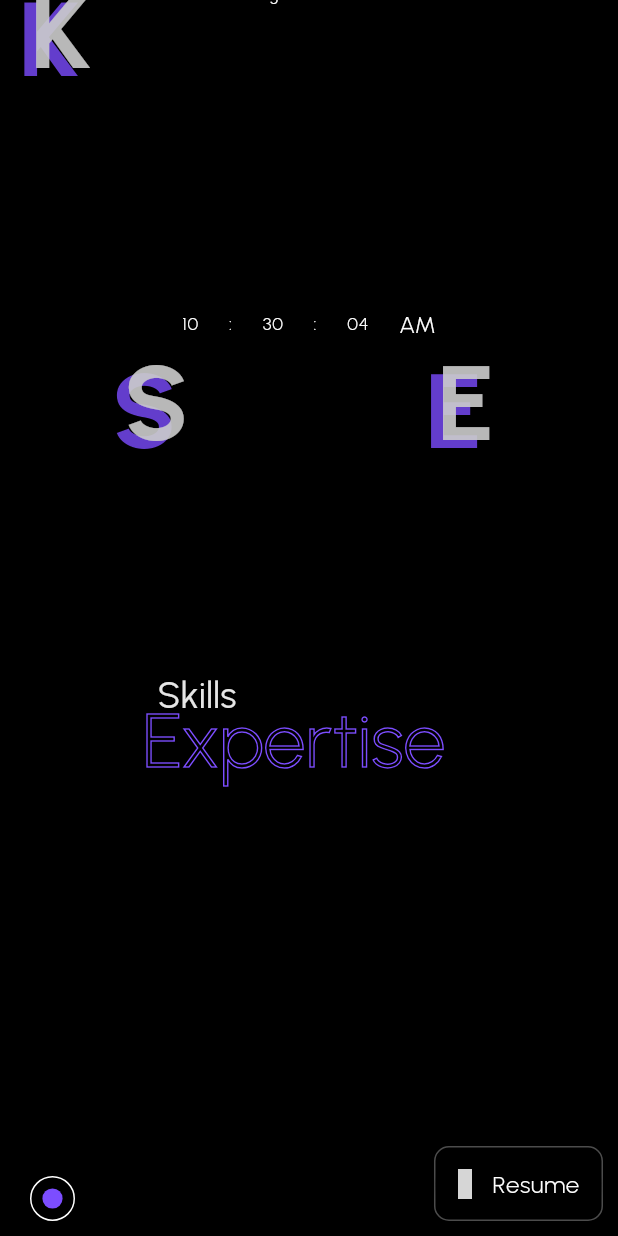
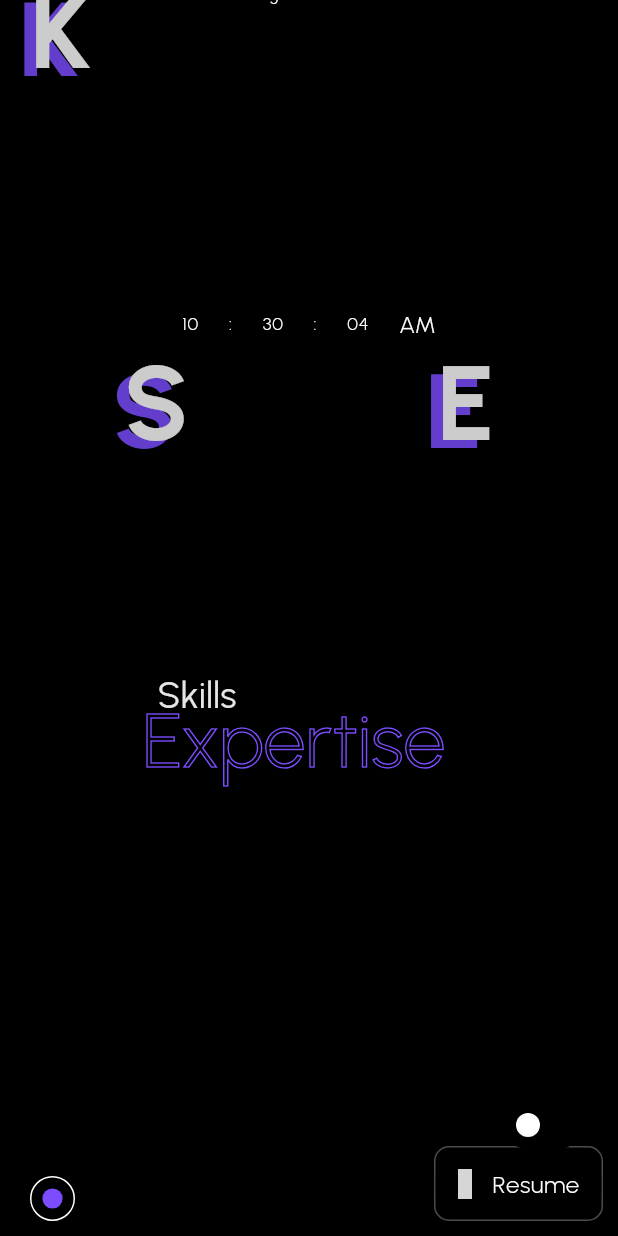
Before and after one commit to KISHORE-KUMAR-S/My-Personal-Portfolio, a Flutter app: the screen it shows after launch, scrolled down 576 dp, on a phone screen of 412 x 824 dp. Run offline on Flutter 3.47's test engine with Material 3 defaults, Android fonts, the phone set to English and light mode, and no system bars; drawn by our look-alikes of animated_flip_counter, auto_size_text, entry; our stand-ins replace delightful_toast, font_awesome_flutter, go_router, iconsax, shared_preferences, visibility_detector; grey boxes are pictures that could not be loaded.

Commit message:
eleventh commit

```diff
--- a/lib/main.dart
+++ b/lib/main.dart
@@ -9,7 +9,7 @@ import 'repositories/theme_repository.dart';
 void main() {
   WidgetsFlutterBinding.ensureInitialized;
 
-  final ThemeRepository themeRepo = ThemeRepository(0);
+  final ThemeRepository themeRepo = ThemeRepository(0, false);
 
   runApp(ChangeNotifierProvider(
     create: (BuildContext context) => AppStateProvider(themeRepo),
--- a/lib/providers/app_state_provider.dart
+++ b/lib/providers/app_state_provider.dart
@@ -6,7 +6,7 @@ import '../utils/config/theme_config.dart';
 class AppStateProvider extends ChangeNotifier {
   AppStateProvider(this.themeRepo) {
     Future.delayed(Duration(milliseconds: 300), () {
-      initCurrentTheme();
+      initCurrentThemeAndTone();
     });
   }
 
@@ -16,13 +16,26 @@ class AppStateProvider extends ChangeNotifier {
   bool _isSplashAnimationDone = false;
   bool get isSplashAnimationDone => _isSplashAnimationDone;
 
+  bool _isLightMode = false;
+  bool get isLightMode => _isLightMode;
+
   final ThemeRepository themeRepo;
 
-  ThemeData get currentTheme => ThemeConfig.allThemes()[themeRepo.currentTheme];
+  ThemeData get currentTheme {
+    return ThemeConfig.allThemes(
+      isLightMode: _isLightMode,
+      themeIndex: themeRepo.currentTheme,
+    )[themeRepo.currentTheme];
+  }
+
   int get currentIndex => themeRepo.currentTheme;
 
-  void initCurrentTheme() async {
+  void initCurrentThemeAndTone() async {
     await themeRepo.getThemeFromDatabase();
+    await themeRepo.getToneFromDatabase();
+
+    _isLightMode = themeRepo.currentTone;
+
     notifyListeners();
   }
 
@@ -36,6 +49,12 @@ class AppStateProvider extends ChangeNotifier {
     notifyListeners();
   }
 
+  Future<void> toggleIsLightMode() async {
+    _isLightMode = !_isLightMode;
+    await themeRepo.updateTone(_isLightMode);
+    notifyListeners();
+  }
+
   setNavAnimationStatus(status) {
     _isSplashAnimationDone = status;
     notifyListeners();
--- a/lib/repositories/theme_repository.dart
+++ b/lib/repositories/theme_repository.dart
@@ -3,14 +3,24 @@ import 'package:shared_preferences/shared_preferences.dart'
 
 class ThemeRepository {
   int currentlySelectedThemeIndex = 0;
+  bool currentlySelectedToneIndex = false;
 
-  ThemeRepository(this.currentlySelectedThemeIndex);
+  ThemeRepository(
+    this.currentlySelectedThemeIndex,
+    this.currentlySelectedToneIndex,
+  );
 
   int get currentTheme => currentlySelectedThemeIndex;
+  bool get currentTone => currentlySelectedToneIndex;
 
   Future updateTheme(int index) async {
     currentlySelectedThemeIndex = index;
     await updateThemeInDatabase(index);
+  }
+
+  Future updateTone(bool value) async {
+    currentlySelectedToneIndex = value;
+    await updateToneInDatabase(value);
   }
 
   updateThemeInDatabase(int index) async {
@@ -18,8 +28,18 @@ class ThemeRepository {
     prefs.setInt('current_theme', index);
   }
 
+  updateToneInDatabase(bool value) async {
+    final prefs = await SharedPreferences.getInstance();
+    prefs.setBool('current_tone', value);
+  }
+
   Future getThemeFromDatabase() async {
     final prefs = await SharedPreferences.getInstance();
     currentlySelectedThemeIndex = prefs.getInt('current_theme') ?? 0;
   }
+
+  Future getToneFromDatabase() async {
+    final prefs = await SharedPreferences.getInstance();
+    currentlySelectedToneIndex = prefs.getBool('current_tone') ?? false;
+  }
 }
--- a/lib/utils/animations/stick_animation.dart
+++ b/lib/utils/animations/stick_animation.dart
@@ -5,7 +5,7 @@ import '../config/constants.dart';
 import 'stick.dart';
 
 class StickAnimation extends StatefulWidget {
-  const StickAnimation({super.key, this.color = Colors.white});
+  const StickAnimation({super.key, required this.color});
 
   final Color color;
 
--- a/lib/utils/config/theme_config.dart
+++ b/lib/utils/config/theme_config.dart
@@ -2,16 +2,65 @@ import 'package:flutter/material.dart';
 import '../extensions/theme_extensions.dart';
 
 class ThemeConfig {
-  static List<ThemeData> allThemes() {
-    final defaultTheme = ThemeData(
-      fontFamily: "Urbanist",
+  static List<ThemeData> allThemes({
+    required bool isLightMode,
+    required int themeIndex,
+  }) {
+    final baseLightTheme = ThemeData(
+      brightness: Brightness.light,
+      fontFamily: 'Urbanist',
+      appBarTheme: AppBarTheme(
+        backgroundColor: Colors.transparent,
+        elevation: 0,
+        foregroundColor: Colors.black,
+      ),
+      scaffoldBackgroundColor: Colors.white,
+      textTheme: _textTheme(Colors.black),
+      colorScheme: _colorScheme(lightMode: true),
+      inputDecorationTheme: _inputDecorationTheme(),
+      visualDensity: VisualDensity.adaptivePlatformDensity,
+    );
+
+    final baseDarkTheme = ThemeData(
+      brightness: Brightness.dark,
+      fontFamily: 'Urbanist',
       appBarTheme: AppBarTheme(
         backgroundColor: Colors.transparent,
         elevation: 0,
         foregroundColor: Colors.white,
       ),
       scaffoldBackgroundColor: Colors.black,
-      textTheme: TextTheme(
+      textTheme: _textTheme(Colors.white),
+      colorScheme: _colorScheme(lightMode: false),
+      inputDecorationTheme: _inputDecorationTheme(),
+      visualDensity: VisualDensity.adaptivePlatformDensity,
+    );
+
+    final baseTheme = isLightMode ? baseLightTheme : baseDarkTheme;
+
+    return [
+      baseTheme,
+      modifyThemeColor(theme: baseTheme, color: Colors.indigoAccent),
+      modifyThemeColor(theme: baseTheme, color: Colors.blueAccent),
+      modifyThemeColor(theme: baseTheme, color: Colors.green),
+      modifyThemeColor(theme: baseTheme, color: Colors.amber),
+      modifyThemeColor(theme: baseTheme, color: Colors.orange),
+      modifyThemeColor(theme: baseTheme, color: Colors.red),
+    ];
+  }
+
+  static InputDecorationTheme _inputDecorationTheme() {
+    return InputDecorationTheme(
+      filled: true,
+      alignLabelWithHint: true,
+    );
+  }
+
+  static modifyThemeColor({required ThemeData theme, required Color color}) =>
+      theme.copyWith(colorScheme: theme.colorScheme.copyWith(secondary: color));
+
+  static _textTheme(Color color) {
+    return TextTheme(
       headlineLarge: TextStyle(fontSize: 127),
       headlineMedium: TextStyle(fontSize: 70, fontWeight: semiBold),
       headlineSmall: TextStyle(fontSize: 60, fontWeight: bold),
@@ -25,39 +74,24 @@ class ThemeConfig {
       bodyMedium: TextStyle(fontSize: 12, fontWeight: FontWeight.w300),
       bodySmall: TextStyle(fontSize: 10, fontWeight: medium),
     ).apply(
-        bodyColor: Colors.white,
-        displayColor: Colors.white.withValues(alpha: 0.9),
-        decorationColor: Colors.white,
-      ),
-      colorScheme: ColorScheme(
-        brightness: Brightness.light,
-        primary: Colors.black,
-        onPrimary: Colors.black,
+      bodyColor: color,
+      displayColor: color.withValues(alpha: 0.9),
+      // Colors.white.withValues(alpha: 0.9),
+      decorationColor: color,
+    );
+  }
+
+  static _colorScheme({required bool lightMode}) {
+    return ColorScheme(
+      brightness: lightMode ? Brightness.light : Brightness.dark,
+      primary: lightMode ? Colors.white : Colors.black,
+      onPrimary: lightMode ? Colors.white : Colors.black,
       secondary: Colors.deepPurpleAccent,
       onSecondary: Colors.red,
       error: Colors.red,
       onError: Colors.red,
-        surface: Colors.black,
-        onSurface: Colors.black,
-      ),
-      inputDecorationTheme: InputDecorationTheme(
-        filled: true,
-        alignLabelWithHint: true,
-      ),
-      visualDensity: VisualDensity.adaptivePlatformDensity,
+      surface: lightMode ? Colors.white : Colors.black,
+      onSurface: lightMode ? Colors.white : Colors.black,
     );
-
-    return [
-      defaultTheme,
-      modifyThemeColor(theme: defaultTheme, color: Colors.indigoAccent),
-      modifyThemeColor(theme: defaultTheme, color: Colors.blueAccent),
-      modifyThemeColor(theme: defaultTheme, color: Colors.green),
-      modifyThemeColor(theme: defaultTheme, color: Colors.amber),
-      modifyThemeColor(theme: defaultTheme, color: Colors.orange),
-      modifyThemeColor(theme: defaultTheme, color: Colors.red),
-    ];
   }
-
-  static modifyThemeColor({required ThemeData theme, required Color color}) =>
-      theme.copyWith(colorScheme: theme.colorScheme.copyWith(secondary: color));
 }
--- a/lib/utils/extensions/context_extensions.dart
+++ b/lib/utils/extensions/context_extensions.dart
@@ -1,5 +1,8 @@
 import 'package:delightful_toast/delight_toast.dart' show DelightToastBar;
 import 'package:flutter/material.dart';
+import 'package:provider/provider.dart';
+
+import '../../providers/app_state_provider.dart';
 
 extension ContextExtensions on BuildContext {
   bool get isTablet {
@@ -27,6 +30,8 @@ extension ContextExtensions on BuildContext {
   }
 
   showToast(String message) {
+    final isLightMode = read<AppStateProvider>().isLightMode;
+
     DelightToastBar(
       snackbarDuration: Duration(seconds: 2),
       autoDismiss: true,
@@ -35,7 +40,7 @@ extension ContextExtensions on BuildContext {
           child: Container(
             padding: EdgeInsets.symmetric(horizontal: 30, vertical: 20),
             decoration: BoxDecoration(
-              color: Colors.black,
+              color: isLightMode ? Colors.white : Colors.black,
               borderRadius: BorderRadius.circular(10),
               boxShadow: [
                 BoxShadow(
@@ -48,7 +53,7 @@ extension ContextExtensions on BuildContext {
               message,
               style: TextStyle(
                 fontWeight: FontWeight.w700,
-                color: Colors.white,
+                color: isLightMode ? Colors.black : Colors.white,
               ),
             ),
           ),
--- a/lib/utils/widgets/constraint_title.dart
+++ b/lib/utils/widgets/constraint_title.dart
@@ -1,4 +1,6 @@
 import 'package:flutter/material.dart';
+import 'package:personal_portfolio/providers/app_state_provider.dart';
+import 'package:provider/provider.dart';
 
 import '../extensions/context_extensions.dart';
 
@@ -14,6 +16,8 @@ class ConstraintTitle extends StatelessWidget {
 
   @override
   Widget build(BuildContext context) {
+    bool isLightMode = context.read<AppStateProvider>().isLightMode;
+
     return ConstrainedBox(
       constraints: BoxConstraints(
         maxWidth: context.isMobile ? 300 : 400,
@@ -28,7 +32,7 @@ class ConstraintTitle extends StatelessWidget {
               child: AnimatedContainer(
                 duration: Duration(milliseconds: 2000),
                 height: 1,
-                color: Colors.white,
+                color: isLightMode ? Colors.black : Colors.white,
                 curve: Curves.easeOutCirc,
                 width: isVisible ? 400 : 0,
               ),
--- a/lib/views/home/home_screen.dart
+++ b/lib/views/home/home_screen.dart
@@ -1,7 +1,7 @@
 import 'package:auto_size_text/auto_size_text.dart' show AutoSizeText;
 import 'package:flutter/material.dart';
 import 'package:font_awesome_flutter/font_awesome_flutter.dart';
-import 'package:provider/provider.dart' show Consumer;
+import 'package:provider/provider.dart' show Consumer, ReadContext;
 
 import '../../providers/app_state_provider.dart';
 import '../../utils/sizes/sizes.dart';
@@ -13,6 +13,7 @@ import 'views/hero_view.dart';
 import 'views/skills_view.dart';
 import 'widgets/hero_widgets/resume_download_button.dart';
 import 'widgets/hero_widgets/theme_switcher.dart';
+import 'widgets/hero_widgets/toggle_mode.dart';
 
 class HomeScreen extends StatefulWidget {
   const HomeScreen({super.key});
@@ -28,6 +29,7 @@ class _HomeScreenState extends State<HomeScreen> {
   Widget build(BuildContext context) {
     final sizes = Sizes();
     final theme = Theme.of(context);
+    final isLightMode = context.read<AppStateProvider>().isLightMode;
 
     return Consumer<AppStateProvider>(
       builder: (BuildContext context, provider, Widget? child) {
@@ -63,7 +65,8 @@ class _HomeScreenState extends State<HomeScreen> {
                             children: [
                               Icon(
                                 FontAwesomeIcons.trowelBricks,
-                                color: Colors.white,
+                                color:
+                                    isLightMode ? Colors.black : Colors.white,
                                 size: 20,
                               ),
                               AutoSizeText(
@@ -80,7 +83,8 @@ class _HomeScreenState extends State<HomeScreen> {
                         ],
                       ),
                       ThemeSwitcher(),
-                      ResumeDownloadButton(theme: theme)
+                      ResumeDownloadButton(theme: theme),
+                      ToggleMode(theme: theme, provider: provider),
                     ],
                   ),
                 ),
--- a/lib/views/home/views/experience_view.dart
+++ b/lib/views/home/views/experience_view.dart
@@ -1,4 +1,6 @@
 import 'package:flutter/material.dart';
+import 'package:personal_portfolio/providers/app_state_provider.dart';
+import 'package:provider/provider.dart';
 import '../../../models/experience.dart';
 import '../../../utils/animations/stick_animation.dart';
 import '../widgets/experience_widgets/step_card.dart';
@@ -15,6 +17,7 @@ class _ExperienceViewState extends State<ExperienceView> {
   @override
   Widget build(BuildContext context) {
     final experiences = Experience.kExperiences;
+    final isLightMode = context.read<AppStateProvider>().isLightMode;
 
     return Column(
       crossAxisAlignment: CrossAxisAlignment.center,
@@ -25,7 +28,7 @@ class _ExperienceViewState extends State<ExperienceView> {
           title: "My Work",
           backgroundText: "Experience",
         ),
-        StickAnimation(),
+        StickAnimation(color: isLightMode ? Colors.black : Colors.white),
         ...experiences.map(
           (experience) {
             int index = experiences.indexOf(experience);
--- a/lib/views/home/views/skills_view.dart
+++ b/lib/views/home/views/skills_view.dart
@@ -2,6 +2,8 @@ import 'package:entry/entry.dart' show Entry;
 import 'package:flutter/material.dart';
 import 'package:font_awesome_flutter/font_awesome_flutter.dart';
 import 'package:iconsax/iconsax.dart' show Iconsax;
+import 'package:provider/provider.dart' show ReadContext;
+import '../../../providers/app_state_provider.dart';
 import '../../../utils/animations/stick_animation.dart';
 import '../../../utils/config/constants.dart';
 import '../../../utils/extensions/context_extensions.dart';
@@ -15,13 +17,14 @@ class SkillsView extends StatelessWidget {
   Widget build(BuildContext context) {
     final theme = Theme.of(context);
     final mediaQuerySize = MediaQuery.of(context).size;
+    final isLightMode = context.read<AppStateProvider>().isLightMode;
 
     return Column(
       crossAxisAlignment: CrossAxisAlignment.center,
       spacing: mediaQuerySize.height * 0.06,
       children: [
         _buildSectionTitle(theme, context),
-        StickAnimation(),
+        StickAnimation(color: isLightMode ? Colors.black : Colors.white),
         _buildSkillsSection(context, theme),
       ],
     );
--- a/lib/views/home/widgets/contact_widgets/contact_rotation_card.dart
+++ b/lib/views/home/widgets/contact_widgets/contact_rotation_card.dart
@@ -1,5 +1,7 @@
 import 'package:flutter/material.dart';
 import 'package:font_awesome_flutter/font_awesome_flutter.dart';
+import 'package:personal_portfolio/providers/app_state_provider.dart';
+import 'package:provider/provider.dart';
 
 import '../../../../utils/config/constants.dart';
 import '../../../../utils/enums/enums.dart';
@@ -20,6 +22,7 @@ class _ContactRotationCardState extends State<ContactRotationCard> {
     final mediaQuerySize = MediaQuery.of(context).size;
     final width = mediaQuerySize.width;
     double circleWidth = width < 500 ? width - 50 : 500;
+    final isLightMode = context.read<AppStateProvider>().isLightMode;
 
     return Stack(
       alignment: Alignment.center,
@@ -32,7 +35,7 @@ class _ContactRotationCardState extends State<ContactRotationCard> {
             shape: Shape.circle,
             dash: [20],
             strokeWidth: 2,
-            color: Colors.white,
+            color: isLightMode ? Colors.black : Colors.white,
           ),
         ),
         Container(
--- a/lib/views/home/widgets/contact_widgets/social_icon_buttons.dart
+++ b/lib/views/home/widgets/contact_widgets/social_icon_buttons.dart
@@ -1,5 +1,7 @@
 import 'package:flutter/material.dart';
 import 'package:flutter/services.dart';
+import 'package:personal_portfolio/providers/app_state_provider.dart';
+import 'package:provider/provider.dart';
 import 'package:url_launcher/url_launcher_string.dart';
 import '../../../../utils/extensions/context_extensions.dart';
 
@@ -27,7 +29,13 @@ class _SocialIconsButtonState extends State<SocialIconsButton> {
   Widget build(BuildContext context) {
     bool isLeetCode = widget.isLeetCode ?? false;
     final theme = Theme.of(context);
-    final onHover = isHovering ? theme.colorScheme.secondary : Colors.white;
+    final isLightMode = context.read<AppStateProvider>().isLightMode;
+
+    final onHover = isHovering
+        ? theme.colorScheme.secondary
+        : isLightMode
+            ? Colors.black
+            : Colors.white;
     final isMobile = context.isMobile;
 
     final isEmail = widget.isEmail ?? false;
--- a/lib/views/home/widgets/hero_widgets/resume_download_button.dart
+++ b/lib/views/home/widgets/hero_widgets/resume_download_button.dart
@@ -1,6 +1,8 @@
 import 'package:entry/entry.dart' show Entry;
 import 'package:flutter/material.dart';
 import 'package:iconsax/iconsax.dart' show Iconsax;
+import 'package:personal_portfolio/providers/app_state_provider.dart';
+import 'package:provider/provider.dart';
 import 'package:url_launcher/url_launcher_string.dart' show launchUrlString;
 
 import '../../../../utils/config/constants.dart';
@@ -12,6 +14,8 @@ class ResumeDownloadButton extends StatelessWidget {
 
   @override
   Widget build(BuildContext context) {
+    final isLightMode = context.read<AppStateProvider>().isLightMode;
+
     return Positioned(
       bottom: 10,
       right: 10,
@@ -34,7 +38,7 @@ class ResumeDownloadButton extends StatelessWidget {
             icon: Icon(
               Iconsax.document_download,
               size: 20,
-              color: Colors.white,
+              color: isLightMode ? Colors.black : Colors.white,
             ),
             label: Text(
               "Resume",
--- a/lib/views/home/widgets/hero_widgets/theme_switcher_mobile.dart
+++ b/lib/views/home/widgets/hero_widgets/theme_switcher_mobile.dart
@@ -20,7 +20,10 @@ class _ThemeSwitcherMobileState extends State<ThemeSwitcherMobile> {
   @override
   Widget build(BuildContext context) {
     final provider = context.read<AppStateProvider>();
-    final allThemes = ThemeConfig.allThemes();
+    final allThemes = ThemeConfig.allThemes(
+      isLightMode: provider.isLightMode,
+      themeIndex: provider.themeRepo.currentTheme,
+    );
 
     return AnimatedPositioned(
       duration: Duration(milliseconds: 300),
--- a/lib/views/home/widgets/hero_widgets/theme_switcher_web.dart
+++ b/lib/views/home/widgets/hero_widgets/theme_switcher_web.dart
@@ -13,7 +13,12 @@ class ThemeSwitcherWeb extends StatelessWidget {
 
   @override
   Widget build(BuildContext context) {
-    final allThemes = ThemeConfig.allThemes();
+    final provider = context.read<AppStateProvider>();
+    final allThemes = ThemeConfig.allThemes(
+      isLightMode: provider.isLightMode,
+      themeIndex: provider.themeRepo.currentTheme,
+    );
+
     return Positioned(
       right: 20,
       bottom: 0,
--- a/lib/views/home/widgets/hero_widgets/theme_toggle_button.dart
+++ b/lib/views/home/widgets/hero_widgets/theme_toggle_button.dart
@@ -1,5 +1,7 @@
 import 'package:flutter/material.dart';
+import 'package:provider/provider.dart';
 
+import '../../../../providers/app_state_provider.dart';
 import '../../../../utils/config/theme_config.dart';
 
 class ThemeToggleButton extends StatefulWidget {
@@ -22,12 +24,13 @@ class ThemeToggleButton extends StatefulWidget {
 
 class _ThemeToggleButtonState extends State<ThemeToggleButton> {
   final animationDuration = Duration(milliseconds: 500);
-  final allThemes = ThemeConfig.allThemes();
 
   bool isHovering = false;
 
   @override
   Widget build(BuildContext context) {
+    final isLightMode = context.read<AppStateProvider>().isLightMode;
+
     return MouseRegion(
       onEnter: (event) => setState(() => isHovering = true),
       onExit: (event) => setState(() => isHovering = false),
@@ -36,18 +39,20 @@ class _ThemeToggleButtonState extends State<ThemeToggleButton> {
         splashColor: Colors.transparent,
         highlightColor: Colors.transparent,
         enableFeedback: false,
-        child: _buildBorder(),
+        child: _buildBorder(isLightMode: isLightMode),
       ),
     );
   }
 
-  AnimatedContainer _buildBorder() {
+  AnimatedContainer _buildBorder({required bool isLightMode}) {
     return AnimatedContainer(
       duration: animationDuration,
       curve: Curves.ease,
       decoration: BoxDecoration(
         shape: BoxShape.circle,
-        border: widget.isActive ? Border.all(color: Colors.white) : null,
+        border: widget.isActive
+            ? Border.all(color: isLightMode ? Colors.black : Colors.white)
+            : null,
       ),
       alignment: Alignment.center,
       child: _buildPaddingAroundBorder(),
@@ -74,6 +79,12 @@ class _ThemeToggleButtonState extends State<ThemeToggleButton> {
   }
 
   Widget _buildColorContainers() {
+    final provider = context.read<AppStateProvider>();
+    final allThemes = ThemeConfig.allThemes(
+      isLightMode: provider.isLightMode,
+      themeIndex: provider.themeRepo.currentTheme,
+    );
+
     return AnimatedContainer(
       duration: animationDuration,
       curve: Curves.ease,
--- /dev/null
+++ b/lib/views/home/widgets/hero_widgets/toggle_mode.dart
@@ -0,0 +1,39 @@
+import 'package:flutter/material.dart';
+
+import '../../../../providers/app_state_provider.dart';
+
+class ToggleMode extends StatefulWidget {
+  const ToggleMode({
+    super.key,
+    required this.theme,
+    required this.provider,
+  });
+
+  final ThemeData theme;
+  final AppStateProvider provider;
+
+  @override
+  State<ToggleMode> createState() => _ToggleModeState();
+}
+
+class _ToggleModeState extends State<ToggleMode> {
+  @override
+  void initState() {
+    super.initState();
+  }
+
+  @override
+  Widget build(BuildContext context) {
+    return Positioned(
+      bottom: 50,
+      right: 20,
+      child: Switch(
+        activeTrackColor: Colors.transparent,
+        activeColor: widget.theme.colorScheme.secondary,
+        inactiveThumbColor: Colors.white,
+        value: widget.provider.isLightMode,
+        onChanged: (value) => widget.provider.toggleIsLightMode(),
+      ),
+    );
+  }
+}
--- a/lib/views/home/widgets/skills_widgets/skills_builder.dart
+++ b/lib/views/home/widgets/skills_widgets/skills_builder.dart
@@ -1,6 +1,8 @@
 import 'package:auto_size_text/auto_size_text.dart' show AutoSizeText;
 import 'package:flutter/material.dart';
 import 'package:font_awesome_flutter/font_awesome_flutter.dart';
+import 'package:provider/provider.dart';
+import '../../../../providers/app_state_provider.dart';
 import '../../../../utils/extensions/context_extensions.dart';
 import '../../../../utils/widgets/constraint_title.dart';
 
@@ -19,6 +21,8 @@ class SkillsBuilder extends StatelessWidget {
 
   @override
   Widget build(BuildContext context) {
+    final isLightMode = context.read<AppStateProvider>().isLightMode;
+
     return Container(
       constraints: BoxConstraints(maxWidth: 400),
       margin: const EdgeInsets.only(left: 50),
@@ -55,13 +59,13 @@ class SkillsBuilder extends StatelessWidget {
                       if (isImageIcon)
                         ImageIcon(
                           skill["icon"] as ImageProvider<Object>,
-                          color: Colors.white,
+                          color: isLightMode ? Colors.black : Colors.white,
                           size: 50,
                         )
                       else
                         FaIcon(
                           skill["icon"] as IconData,
-                          color: Colors.white,
+                          color: isLightMode ? Colors.black : Colors.white,
                           size: 50,
                         ),
                       AutoSizeText(
--- a/lib/widgets/overlapping_hero_text.dart
+++ b/lib/widgets/overlapping_hero_text.dart
@@ -1,5 +1,7 @@
 import 'package:entry/entry.dart' show Entry;
 import 'package:flutter/material.dart';
+import 'package:personal_portfolio/providers/app_state_provider.dart';
+import 'package:provider/provider.dart';
 import '../utils/extensions/context_extensions.dart';
 
 class OverlappingHeroText extends StatefulWidget {
@@ -27,7 +29,7 @@ class _OverlappingHeroTextState extends State<OverlappingHeroText> {
   @override
   Widget build(BuildContext context) {
     final theme = Theme.of(context);
-
+    bool isLightMode = context.read<AppStateProvider>().isLightMode;
     double fontSize = context.getResponiveValue([70, 80, 120]).toDouble();
 
     return Entry.all(
@@ -55,7 +57,9 @@ class _OverlappingHeroTextState extends State<OverlappingHeroText> {
                 widget.backgroundText ?? widget.text,
                 style: widget.backgroundStyle ??
                     theme.textTheme.headlineLarge?.copyWith(
-                      color: theme.colorScheme.secondary,
+                      color: isLightMode
+                          ? Colors.black
+                          : theme.colorScheme.secondary,
                       fontSize: fontSize,
                       fontWeight: FontWeight.bold,
                     ),
@@ -67,6 +71,7 @@ class _OverlappingHeroTextState extends State<OverlappingHeroText> {
             style: theme.textTheme.headlineLarge!.copyWith(
               fontSize: fontSize,
               fontWeight: FontWeight.bold,
+              color: isLightMode ? theme.colorScheme.secondary : Colors.white,
             ),
           )
         ],
```
Lines whose indentation alone changed are shown as unchanged.
